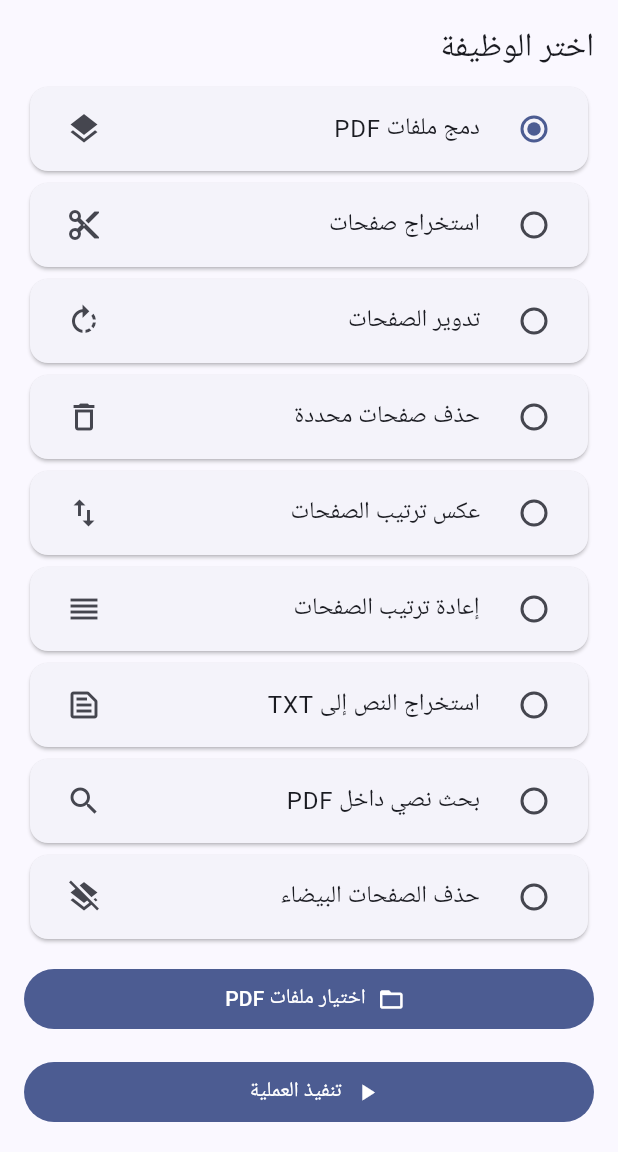
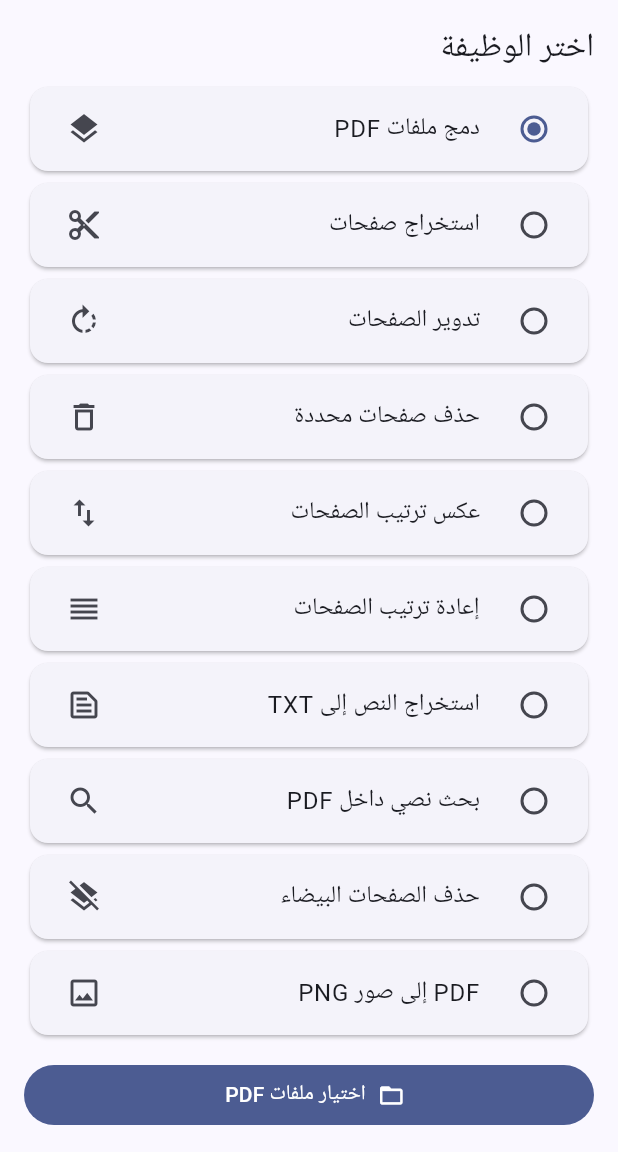
Before and after one commit to aljwaal1/ExplApp-PDF-Studio, a Flutter app: the screen it shows after launch, scrolled down 122 dp, on a phone screen of 412 x 824 dp, the part 84-1236 px from its top. Run offline on Flutter 3.47's test engine with Material 3 defaults, Android fonts, the phone set to English and light mode, and no system bars; our stand-ins replace file_picker, open_filex, share_plus.

Commit message:
feat(flutter): export PDF pages as PNG files in ZIP using native PDF renderer

```diff
--- a/flutter_native/lib/main.dart
+++ b/flutter_native/lib/main.dart
@@ -55,7 +55,7 @@ class _StudioHomeState extends State<StudioHome> {
     setState(() {busy = true; result = null; error = null;});
     try {
       final folder = await getApplicationDocumentsDirectory();
-      final extension = (mode == 'text' || mode == 'search') ? 'txt' : 'pdf';
+      final extension = (mode == 'text' || mode == 'search') ? 'txt' : mode == 'render' ? 'zip' : 'pdf';
       final name = 'ExplApp-${mode}-${DateTime.now().millisecondsSinceEpoch}.$extension';
       final path = '${folder.path}/$name';
       await channel.invokeMethod<void>('process', {
@@ -84,6 +84,7 @@ class _StudioHomeState extends State<StudioHome> {
       ('text','استخراج النص إلى TXT',Icons.text_snippet_outlined),
       ('search','بحث نصي داخل PDF',Icons.search),
       ('blank','حذف الصفحات البيضاء',Icons.layers_clear),
+      ('render','PDF إلى صور PNG',Icons.image_outlined),
     ];
     return Scaffold(
       appBar: AppBar(title: const Text('ExplApp PDF Studio'),centerTitle:true),
```
